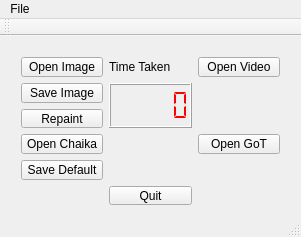
Old version of the form painterly/painterly/GLWindow.ui in the repository twentylemon/painterly.
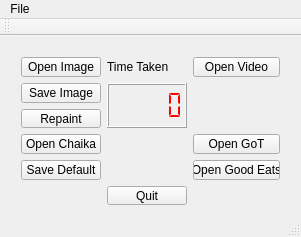
New version of the form.

Diff of the .ui file:
```diff
--- a/painterly/painterly/GLWindow.ui
+++ b/painterly/painterly/GLWindow.ui
@@ -14,7 +14,7 @@
    <string>Painterly Rendering</string>
   </property>
   <widget class="QWidget" name="centralWidget">
-   <widget class="QWidget" name="">
+   <widget class="QWidget" name="layoutWidget">
     <property name="geometry">
      <rect>
       <x>10</x>
@@ -191,6 +191,13 @@
        </property>
       </widget>
      </item>
+     <item row="4" column="2">
+      <widget class="QPushButton" name="buttonOpen_Good_Eats">
+       <property name="text">
+        <string>Open Good Eats</string>
+       </property>
+      </widget>
+     </item>
     </layout>
    </widget>
   </widget>
```
Left out of the diff: 21 changed lines with no effect on the pictures.
